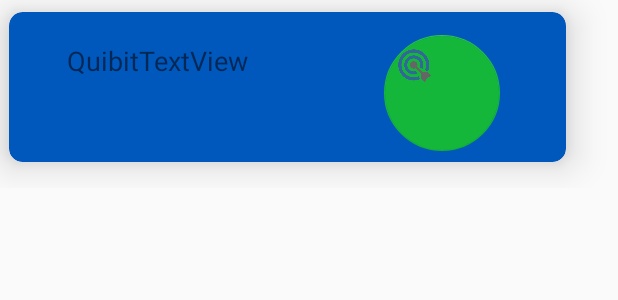
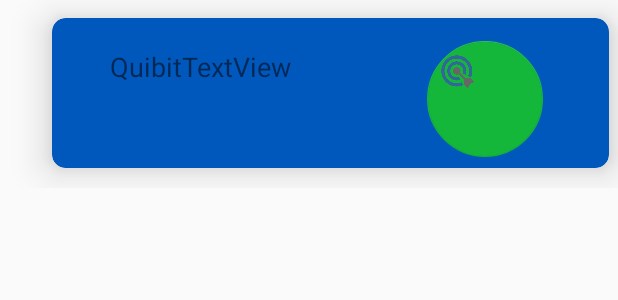
Before and after one commit to ChanceMagno/Quibit-android, an Android app: the layout quibit_fragment.xml on its own in the app's theme, with its tools: preview values and no code run, on a phone screen of 412 x 824 dp. Shown: the top 300 px of the screen. Run offline under Robolectric (Android 15) with nearby library versions, the phone set to English and light mode, and no system bars.

```diff
--- a/app/src/main/java/com/epicodus/quibit/ui/CreateQuibitActivity.java
+++ b/app/src/main/java/com/epicodus/quibit/ui/CreateQuibitActivity.java
@@ -34,7 +34,6 @@ public class CreateQuibitActivity extends AppCompatActivity implements View.OnCl
         super.onCreate(savedInstanceState);
         setContentView(R.layout.activity_create_goal);
         ButterKnife.bind(this);
-
         mNextGoalButton.setOnClickListener(this);
 
     }
--- a/app/src/main/res/layout/quibit_fragment.xml
+++ b/app/src/main/res/layout/quibit_fragment.xml
@@ -13,11 +13,11 @@
         android:layout_marginLeft="6dp"
         android:layout_marginRight="6dp"
         android:layout_marginStart="6dp"
-        android:layout_marginTop="8dp"
+        android:layout_marginTop="12dp"
         app:cardBackgroundColor="@color/colorPrimary"
         app:cardCornerRadius="9dp"
         app:cardElevation="15dp"
-        app:layout_constraintHorizontal_bias="0.0"
+        app:layout_constraintHorizontal_bias="1.0"
         app:layout_constraintLeft_toLeftOf="parent"
         app:layout_constraintRight_toRightOf="parent"
         app:layout_constraintTop_toTopOf="parent"
@@ -26,7 +26,7 @@
         tools:layout_constraintTop_creator="1">
 
         <android.support.design.widget.FloatingActionButton
-            android:id="@+id/floatingActionButton"
+            android:id="@+id/saveMoneyQuibitButton"
             android:layout_width="match_parent"
             android:layout_height="77dp"
             android:layout_marginLeft="250dp"
```
Also changed, not shown: app/src/main/java/com/epicodus/quibit/adapters/FirebaseQuibitsViewHolder.java (+11 -3 lines), app/src/main/java/com/epicodus/quibit/fragments/QuibitsFragment.java (+14 -0 lines).
